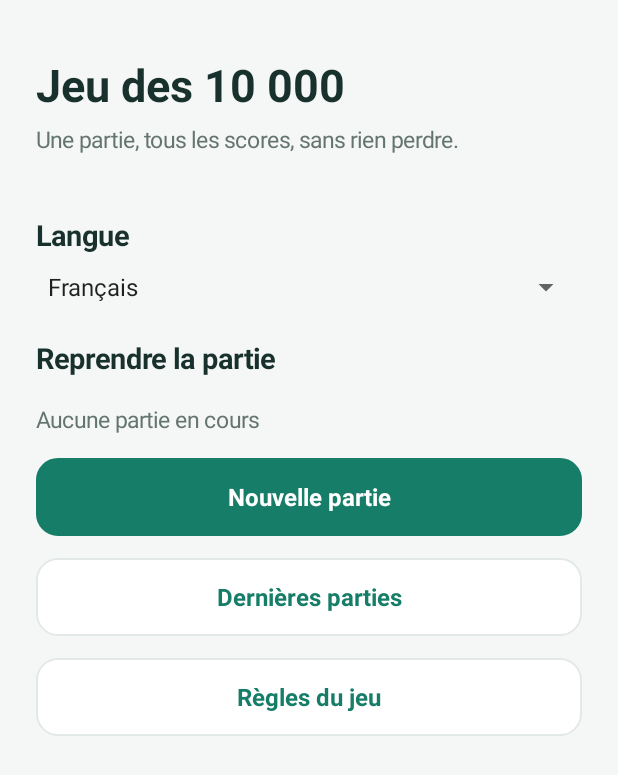
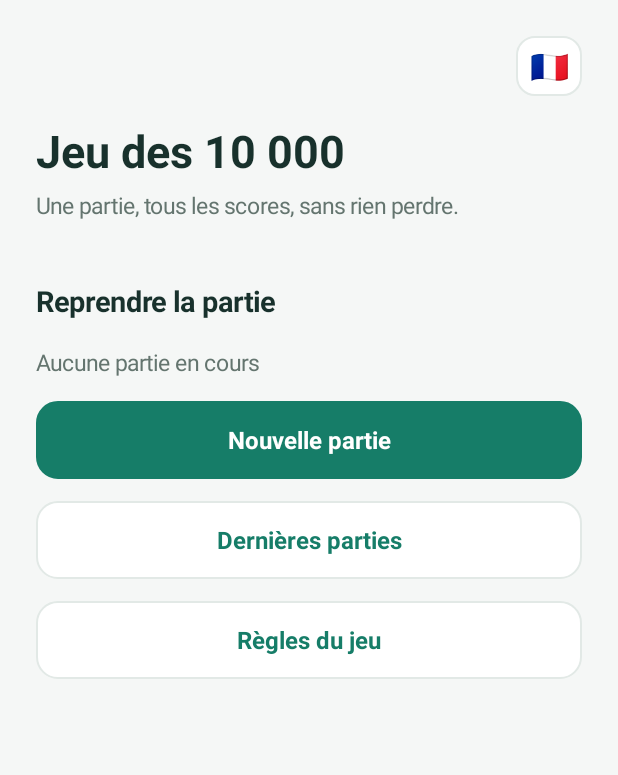
Before and after one commit to furcy75/Jeu_des_10000, an Android app: the screen it shows after launch (MainActivity), on a phone screen of 412 x 824 dp. Shown: the top 775 px of the screen. Run offline under Robolectric (Android 15) with nearby library versions, the phone set to English and light mode, and no system bars.

Commit message:
Ajouter sélecteur de langue et APK 1.6
Co-authored-by: Copilot <223556219+Copilot@users.noreply.github.com>

```diff
--- a/app/build.gradle
+++ b/app/build.gradle
@@ -10,8 +10,8 @@ android {
         applicationId 'fr.jeudes10000'
         minSdk 23
         targetSdk 35
-        versionCode 6
-        versionName '1.5'
+        versionCode 7
+        versionName '1.6'
     }
 
     compileOptions {
--- a/app/src/main/java/fr/jeudes10000/MainActivity.java
+++ b/app/src/main/java/fr/jeudes10000/MainActivity.java
@@ -8,7 +8,6 @@ import android.text.InputType;
 import android.view.Gravity;
 import android.view.View;
 import android.view.inputmethod.EditorInfo;
-import android.widget.AdapterView;
 import android.widget.ArrayAdapter;
 import android.widget.EditText;
 import android.widget.LinearLayout;
@@ -20,7 +19,6 @@ import android.widget.Toast;
 
 import java.text.DateFormat;
 import java.util.ArrayList;
-import java.util.Arrays;
 import java.util.Date;
 import java.util.HashMap;
 import java.util.List;
@@ -263,22 +261,8 @@ public final class MainActivity extends Activity {
     private void showHome() {
         currentGameId = -1;
         LinearLayout layout = page();
+        addLanguageControl(layout);
         heading(layout, t("home"), t("tagline"));
-        section(layout, t("language"));
-        Spinner languageSpinner = new Spinner(this);
-        languageSpinner.setAdapter(adapter(Arrays.asList(TEXT.get("language_names"))));
-        languageSpinner.setSelection(language);
-        layout.addView(languageSpinner);
-        languageSpinner.setOnItemSelectedListener(new AdapterView.OnItemSelectedListener() {
-            boolean initialized;
-            @Override public void onItemSelected(AdapterView<?> parent, View view, int position, long id) {
-                if (!initialized) { initialized = true; return; }
-                language = position;
-                getPreferences(MODE_PRIVATE).edit().putInt("language", language).apply();
-                showHome();
-            }
-            @Override public void onNothingSelected(AdapterView<?> parent) { }
-        });
 
         List<GameDatabase.Game> active = database.games("active", 1);
         section(layout, t("resume"));
@@ -294,6 +278,36 @@ public final class MainActivity extends Activity {
         button(layout, t("recent"), false, this::showHistory);
         button(layout, t("rules"), false, this::showRules);
         setScreen(layout);
+    }
+
+    private void addLanguageControl(LinearLayout layout) {
+        String[] flags = {"🇫🇷", "🇬🇧", "🇪🇸"};
+        String[] names = TEXT.get("language_names");
+        String[] options = new String[names.length];
+        for (int i = 0; i < names.length; i++) {
+            options[i] = flags[i] + "  " + names[i];
+        }
+
+        LinearLayout row = new LinearLayout(this);
+        row.setGravity(Gravity.END);
+        TextView control = text(flags[language], 21, INK, false);
+        control.setGravity(Gravity.CENTER);
+        control.setMinWidth(dp(44));
+        control.setMinHeight(dp(40));
+        control.setPadding(dp(6), 0, dp(6), 0);
+        control.setBackground(round(WHITE, 12, LINE));
+        control.setContentDescription(t("language"));
+        row.addView(control);
+        row.setPadding(0, 0, 0, dp(4));
+        layout.addView(row);
+        control.setOnClickListener(v -> new AlertDialog.Builder(this)
+                .setTitle(t("language"))
+                .setItems(options, (dialog, which) -> {
+                    language = which;
+                    getPreferences(MODE_PRIVATE).edit().putInt("language", language).apply();
+                    showHome();
+                })
+                .show());
     }
 
     private void showPlayerDetails(long gameId, GameDatabase.Player player) {
@@ -388,9 +402,11 @@ public final class MainActivity extends Activity {
 
     private void showGame(long gameId) {
         currentGameId = gameId;
+        boolean wasFinished = database.isFinished(gameId);
         if (database.resolveExistingTies(gameId) > 0) {
             toast(t("tie_message") + " " + t("cascade_message"));
         }
+        if (!wasFinished) checkWinner(gameId);
         List<GameDatabase.Player> players = database.players(gameId);
         if (players.isEmpty()) {
             showHome();
```
Also changed, not shown: 2 other files.
